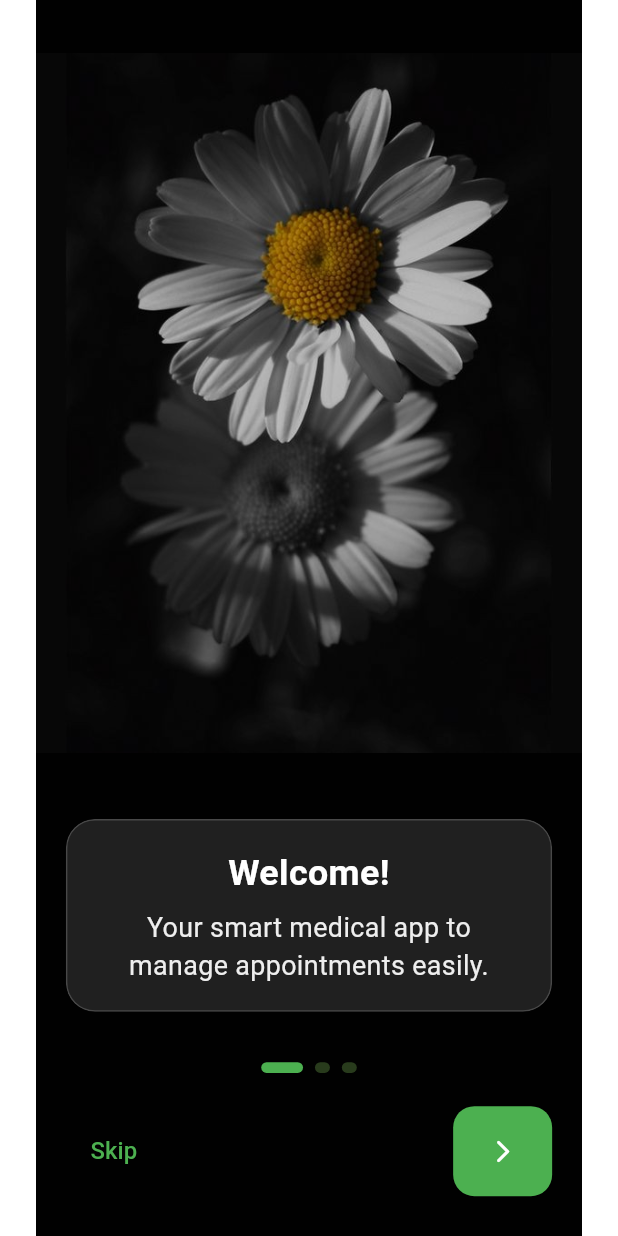
After one commit to abd-alghani-soud/Nafas-Plus, a Flutter app: the screen it shows after launch, on a phone screen of 412 x 824 dp. The commit adds this screen. Run offline on Flutter 3.47's test engine with Material 3 defaults, Android fonts, the light colour scheme and no system bars; our stand-ins replace auto_size_text, bloc, bot_toast, dartz, easy_localization, equatable and 13 more.

Commit message:
edit onboarding_page & finish it

```diff
--- a/lib/features/auth/presentation/screens/step1_personal_info_page.dart
+++ b/lib/features/auth/presentation/screens/step1_personal_info_page.dart
@@ -1,11 +1,9 @@
-// lib/features/auth/presentation/screens/step1_personal_info.dart
 
 import 'package:flutter/material.dart';
 import 'package:nafas/core/constants/my_colors.dart';
 import 'package:nafas/features/auth/presentation/widgets/custom_button.dart';
 import 'package:nafas/features/auth/presentation/widgets/custom_text_field.dart';
 import 'package:nafas/features/auth/presentation/widgets/gender_card.dart';
-import 'package:nafas/features/auth/presentation/widgets/next_button.dart';
 
 class Step1PersonalInfo extends StatefulWidget {
   final Function(String firstName, bool isMale) onNext;
@@ -102,7 +100,6 @@ class _Step1PersonalInfoState extends State<Step1PersonalInfo> {
           ),
           const SizedBox(height: 50),
           CustomButton(onPressed: _handleNext, text: 'Next'),
-          // NextButton(onTap: _handleNext),
           const SizedBox(height: 20),
         ],
       ),
--- /dev/null
+++ b/lib/features/splash_onboarding/presentation/screens/onboarding_page.dart
@@ -0,0 +1,163 @@
+import 'dart:ui';
+import 'package:flutter/material.dart';
+import 'package:flutter_screenutil/flutter_screenutil.dart';
+import 'package:nafas/core/constants/my_colors.dart';
+import 'package:nafas/features/auth/presentation/screens/login_page.dart';
+import 'package:nafas/features/auth/presentation/widgets/custom_button.dart';
+import 'package:nafas/features/splash_onboarding/widgets/onboard_item_widget.dart';
+
+final PageController onboardingPageController = PageController();
+final ValueNotifier<int> onboardingPageIndex = ValueNotifier<int>(0);
+
+class OnboardingPage extends StatelessWidget {
+  const OnboardingPage({super.key});
+
+  // pages data (english as requested)
+  static final List<Map<String, String>> pages = [
+    {
+      "image": 'assets/images/a.jpg',
+      "title": "Welcome!",
+      "sub": "Your smart medical app to manage appointments easily.",
+    },
+    {
+      "image": 'assets/images/a.jpg',
+      "title": "Top Doctors",
+      "sub": "Discover and follow doctors with ease.",
+    },
+    {
+      "image": 'assets/images/a.jpg',
+      "title": "Book Now",
+      "sub": "Book your appointment with one tap.",
+    },
+  ];
+
+  @override
+  Widget build(BuildContext context) {
+    return Padding(
+      padding: const EdgeInsets.symmetric(horizontal: 24.0),
+      child: Scaffold(
+        backgroundColor: MyColors.backgroundDark2,
+        body: SafeArea(
+          child: Column(
+            children: [
+              Expanded(
+                child: PageView.builder(
+                  controller: onboardingPageController,
+                  physics: const BouncingScrollPhysics(),
+                  onPageChanged: (index) => onboardingPageIndex.value = index,
+                  itemCount: pages.length,
+                  itemBuilder: (context, index) {
+                    final page = pages[index];
+                    return OnboardItem(
+                      image: page['image']!,
+                      title: page['title']!,
+                      subTitle: page['sub']!,
+                      index: index,
+                      pageIndexListenable: onboardingPageIndex,
+                    );
+                  },
+                ),
+              ),
+              SizedBox(height: 20.h),
+              ValueListenableBuilder<int>(
+                valueListenable: onboardingPageIndex,
+                builder: (_, value, __) {
+                  return Row(
+                    mainAxisAlignment: MainAxisAlignment.center,
+                    children: List.generate(
+                      pages.length,
+                      (i) => AnimatedContainer(
+                        duration: const Duration(milliseconds: 300),
+                        margin: EdgeInsets.symmetric(horizontal: 4.w),
+                        height: 8.h,
+                        width: value == i ? 28.w : 10.w,
+                        decoration: BoxDecoration(
+                          color:
+                              value == i
+                                  ? MyColors.greenAccent
+                                  : MyColors.greenNeon.withOpacity(0.25),
+                          borderRadius: BorderRadius.circular(12.r),
+                        ),
+                      ),
+                    ),
+                  );
+                },
+              ),
+              SizedBox(height: 25.h),
+              Padding(
+                padding: EdgeInsets.symmetric(horizontal: 20.w),
+                child: ValueListenableBuilder<int>(
+                  valueListenable: onboardingPageIndex,
+                  builder: (_, value, __) {
+                    final isLast = value == pages.length - 1;
+                    return isLast
+                        ? CustomButton(
+                          text: 'Start Now',
+                          onPressed: () {
+                            Navigator.pushAndRemoveUntil(
+                              context,
+                              MaterialPageRoute(
+                                builder: (context) => LoginPage(),
+                              ),
+                              (Route<dynamic> route) => false,
+                            );
+                          },
+                        )
+                        : Row(
+                          children: [
+                            TextButton(
+                              onPressed: () {
+                                onboardingPageController.jumpToPage(
+                                  pages.length - 1,
+                                );
+                                onboardingPageIndex.value = pages.length - 1;
+                              },
+                              child: Text(
+                                "Skip",
+                                style: TextStyle(
+                                  fontSize: 16.sp,
+                                  color: MyColors.greenAccent,
+                                ),
+                              ),
+                            ),
+                            const Spacer(),
+                            SizedBox(
+                              height: 60,
+                              child: ElevatedButton(
+                                onPressed: () {
+                                  final next = (value + 1).clamp(
+                                    0,
+                                    pages.length,
+                                  );
+                                  onboardingPageController.nextPage(
+                                    duration: const Duration(milliseconds: 450),
+                                    curve: Curves.easeOutCubic,
+                                  );
+                                },
+                                style: ElevatedButton.styleFrom(
+                                  backgroundColor: MyColors.greenAccent,
+                                  foregroundColor: Colors.white,
+                                  minimumSize: Size(60.w, 50.h),
+                                  shape: RoundedRectangleBorder(
+                                    borderRadius: BorderRadius.circular(16.r),
+                                  ),
+                                ),
+                                child: const Icon(
+                                  Icons.arrow_forward_ios_rounded,
+                                ),
+                              ),
+                            ),
+                          ],
+                        );
+                  },
+                ),
+              ),
+
+              SizedBox(height: 30.h),
+            ],
+          ),
+        ),
+      ),
+    );
+  }
+}
--- a/lib/features/splash_onboarding/presentation/screens/splash_page.dart
+++ b/lib/features/splash_onboarding/presentation/screens/splash_page.dart
@@ -4,6 +4,7 @@ import 'package:google_fonts/google_fonts.dart';
 import 'package:flutter_animate/flutter_animate.dart';
 import 'package:nafas/core/constants/my_images.dart';
 import 'package:nafas/features/auth/presentation/screens/login_page.dart';
+import 'package:nafas/features/splash_onboarding/presentation/screens/onboarding_page.dart';
 import '../../../../core/constants/my_colors.dart';
 
 class SplashPage extends StatefulWidget {
@@ -31,7 +32,7 @@ class _SplashPageState extends State<SplashPage> {
       if (!mounted) return;
       Navigator.pushReplacement(
         context,
-        MaterialPageRoute(builder: (context) => LoginPage()),
+        MaterialPageRoute(builder: (context) => OnboardingPage()),
       );
     });
   }
--- /dev/null
+++ b/lib/features/splash_onboarding/widgets/onboard_item_widget.dart
@@ -0,0 +1,116 @@
+import 'dart:ui';
+import 'package:flutter/foundation.dart';
+import 'package:flutter/material.dart';
+import 'package:flutter_screenutil/flutter_screenutil.dart';
+
+class OnboardItem extends StatelessWidget {
+  final String image;
+  final String title;
+  final String subTitle;
+  final int index;
+  final ValueListenable<int> pageIndexListenable;
+
+  const OnboardItem({
+    super.key,
+    required this.image,
+    required this.title,
+    required this.subTitle,
+    required this.index,
+    required this.pageIndexListenable,
+  });
+
+  @override
+  Widget build(BuildContext context) {
+    return LayoutBuilder(
+      builder: (context, constraints) {
+        return SizedBox(
+          height: constraints.maxHeight,
+          child: Column(
+
+            children: [
+              SizedBox(height: 35,),
+              Expanded(
+                child: Stack(
+                  fit: StackFit.loose,
+                  children: [
+                    Image.asset(image, fit: BoxFit.cover),
+                    Container(color: Colors.black.withOpacity(0.25)),
+                  ],
+                ),
+              ),
+              Padding(
+                padding: EdgeInsets.symmetric(horizontal: 20.w, vertical: 18.h),
+                child: ValueListenableBuilder<int>(
+                  valueListenable: pageIndexListenable,
+                  builder: (context, pageValue, _) {
+                    final isActive = pageValue == index;
+                    final double target = isActive ? 1.0 : 0.0;
+                    return TweenAnimationBuilder<double>(
+                      tween: Tween(begin: 0.0, end: target),
+                      duration: const Duration(milliseconds: 500),
+                      curve: Curves.easeOut,
+                      builder: (context, value, child) {
+                        return Transform.translate(
+                          offset: Offset(0, (1 - value) * 12),
+                          child: Opacity(
+                            opacity: 0.5 + 0.5 * value,
+                            child: child,
+                          ),
+                        );
+                      },
+                      child: ClipRRect(
+                        borderRadius: BorderRadius.circular(22.r),
+                        child: BackdropFilter(
+                          filter: ImageFilter.blur(sigmaX: 15, sigmaY: 15),
+                          child: Container(
+                            width: double.infinity,
+                            padding: EdgeInsets.symmetric(
+                              vertical: 20.h,
+                              horizontal: 18.w,
+                            ),
+                            decoration: BoxDecoration(
+                              color: Colors.white.withOpacity(0.12),
+                              borderRadius: BorderRadius.circular(22.r),
+                              border: Border.all(
+                                color: Colors.white.withOpacity(0.18),
+                                width: 1.0,
+                              ),
+                            ),
+                            child: Column(
+                              mainAxisSize: MainAxisSize.min,
+                              children: [
+                                Text(
+                                  title,
+                                  textAlign: TextAlign.center,
+                                  style: TextStyle(
+                                    fontSize: 24.sp,
+                                    fontWeight: FontWeight.bold,
+                                    color: Colors.white,
+                                  ),
+                                ),
+                                SizedBox(height: 8.h),
+                                Text(
+                                  subTitle,
+                                  textAlign: TextAlign.center,
+                                  style: TextStyle(
+                                    fontSize: 18.sp,
+                                    color: Colors.white.withOpacity(0.92),
+                                    height: 1.4,
+                                  ),
+                                ),
+                              ],
+                            ),
+                          ),
+                        ),
+                      ),
+                    );
+                  },
+                ),
+              ),
+            ],
+          ),
+        );
+      },
+    );
+  }
+}
--- a/lib/main.dart
+++ b/lib/main.dart
@@ -16,7 +16,7 @@ class MyApp extends StatelessWidget {
   Widget build(BuildContext context) {
     return ScreenUtilInit(
       designSize: const Size(414, 930),
-      child: GetMaterialApp(
+      child: MaterialApp(
         theme: ThemeData.dark().copyWith(
           scaffoldBackgroundColor: MyColors.backgroundDark2,
         ),
```
Also changed, not shown: lib/features/auth/presentation/screens/complete_info_page.dart (+11 -20 lines), lib/features/auth/presentation/screens/complete_information_page.dart (deleted, +0 -159 lines), lib/features/auth/presentation/screens/login_page.dart (+6 -4 lines), lib/features/splash_onboarding/presentation/screens/onboarding.dart (deleted, +0 -72 lines), lib/widgets/custom_page_view_widget.dart (deleted, +0 -81 lines).
